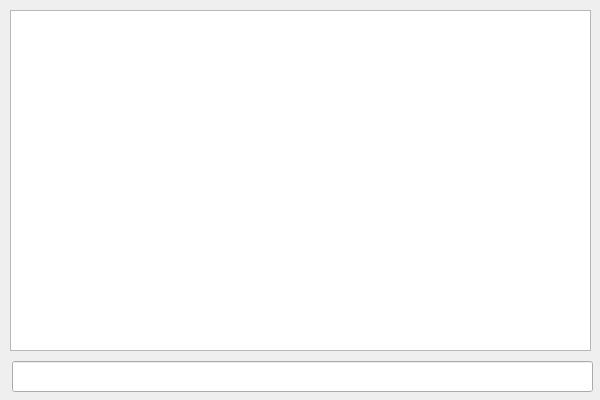
Above: GroundWeb/GroundWeb.ui from BeyondTheEcho/GroundWeb before the change. Below: the same form after it.
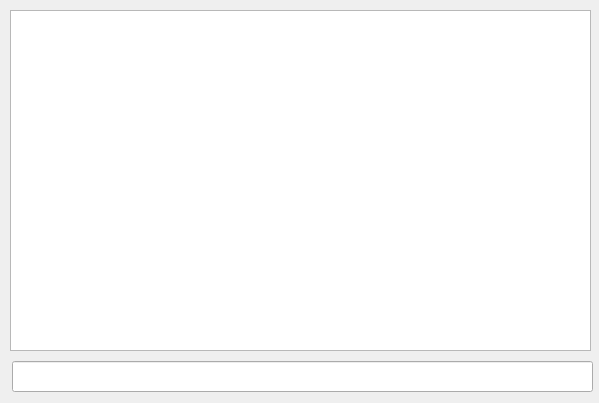
That is the form after the change.

Diff of the .ui file:
```diff
--- a/GroundWeb/GroundWeb.ui
+++ b/GroundWeb/GroundWeb.ui
@@ -6,8 +6,8 @@
    <rect>
     <x>0</x>
     <y>0</y>
-    <width>600</width>
-    <height>400</height>
+    <width>599</width>
+    <height>403</height>
    </rect>
   </property>
   <property name="windowTitle">
```
Left out of the diff: 9 changed lines with no effect on the pictures.
